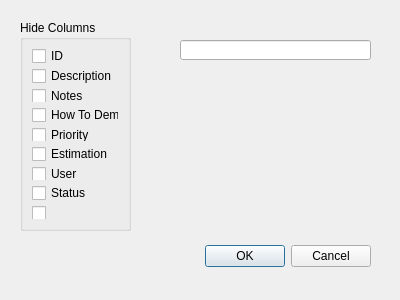
Old version of the form setupdialog.ui in the repository jmreyen/starfish.
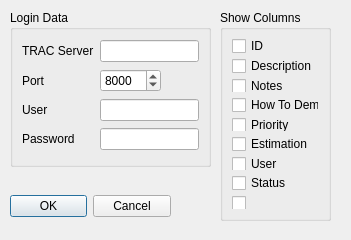
New version of the form. Icons and pictures are not drawn.

Patch:
```diff
--- a/setupdialog.ui
+++ b/setupdialog.ui
@@ -6,8 +6,8 @@
    <rect>
     <x>0</x>
     <y>0</y>
-    <width>400</width>
-    <height>300</height>
+    <width>351</width>
+    <height>240</height>
    </rect>
   </property>
   <property name="windowTitle">
@@ -16,9 +16,9 @@
   <widget class="QDialogButtonBox" name="buttonBox">
    <property name="geometry">
     <rect>
-     <x>30</x>
-     <y>240</y>
-     <width>341</width>
+     <x>10</x>
+     <y>190</y>
+     <width>161</width>
      <height>32</height>
     </rect>
    </property>
@@ -32,14 +32,14 @@
   <widget class="QGroupBox" name="groupBox">
    <property name="geometry">
     <rect>
-     <x>20</x>
-     <y>20</y>
+     <x>220</x>
+     <y>10</y>
      <width>111</width>
      <height>211</height>
     </rect>
    </property>
    <property name="title">
-    <string>Hide Columns</string>
+    <string>Show Columns</string>
    </property>
    <layout class="QGridLayout" name="gridLayout">
     <item row="1" column="0">
@@ -111,15 +111,84 @@
     </item>
    </layout>
   </widget>
-  <widget class="QLineEdit" name="lineEdit">
+  <widget class="QGroupBox" name="groupBox_2">
    <property name="geometry">
     <rect>
-     <x>180</x>
-     <y>40</y>
-     <width>191</width>
-     <height>20</height>
+     <x>10</x>
+     <y>10</y>
+     <width>201</width>
+     <height>157</height>
     </rect>
    </property>
+   <property name="title">
+    <string>Login Data</string>
+   </property>
+   <layout class="QGridLayout" name="gridLayout_2">
+    <item row="0" column="0">
+     <widget class="QLabel" name="label">
+      <property name="text">
+       <string>TRAC Server</string>
+      </property>
+     </widget>
+    </item>
+    <item row="0" column="1" colspan="3">
+     <widget class="QLineEdit" name="serverEdit"/>
+    </item>
+    <item row="2" column="0">
+     <widget class="QLabel" name="label_2">
+      <property name="text">
+       <string>Port</string>
+      </property>
+     </widget>
+    </item>
+    <item row="3" column="0">
+     <widget class="QLabel" name="label_3">
+      <property name="text">
+       <string>User</string>
+      </property>
+     </widget>
+    </item>
+    <item row="3" column="1" colspan="3">
+     <widget class="QLineEdit" name="userEdit"/>
+    </item>
+    <item row="4" column="0">
+     <widget class="QLabel" name="label_4">
+      <property name="text">
+       <string>Password</string>
+      </property>
+     </widget>
+    </item>
+    <item row="4" column="1" colspan="3">
+     <widget class="QLineEdit" name="passwordEdit">
+      <property name="echoMode">
+       <enum>QLineEdit::Password</enum>
+      </property>
+     </widget>
+    </item>
+    <item row="2" column="1">
+     <widget class="QSpinBox" name="portSpinBox">
+      <property name="maximum">
+       <number>65535</number>
+      </property>
+      <property name="value">
+       <number>8000</number>
+      </property>
+     </widget>
+    </item>
+    <item row="2" column="2">
+     <spacer name="horizontalSpacer">
+      <property name="orientation">
+       <enum>Qt::Horizontal</enum>
+      </property>
+      <property name="sizeHint" stdset="0">
+       <size>
+        <width>40</width>
+        <height>20</height>
+       </size>
+      </property>
+     </spacer>
+    </item>
+   </layout>
   </widget>
  </widget>
  <resources/>
```
